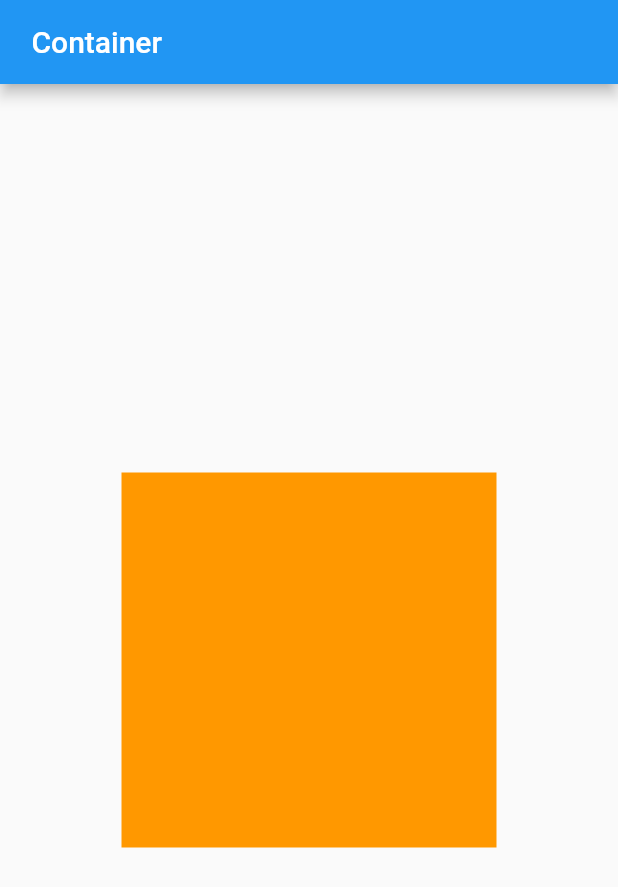
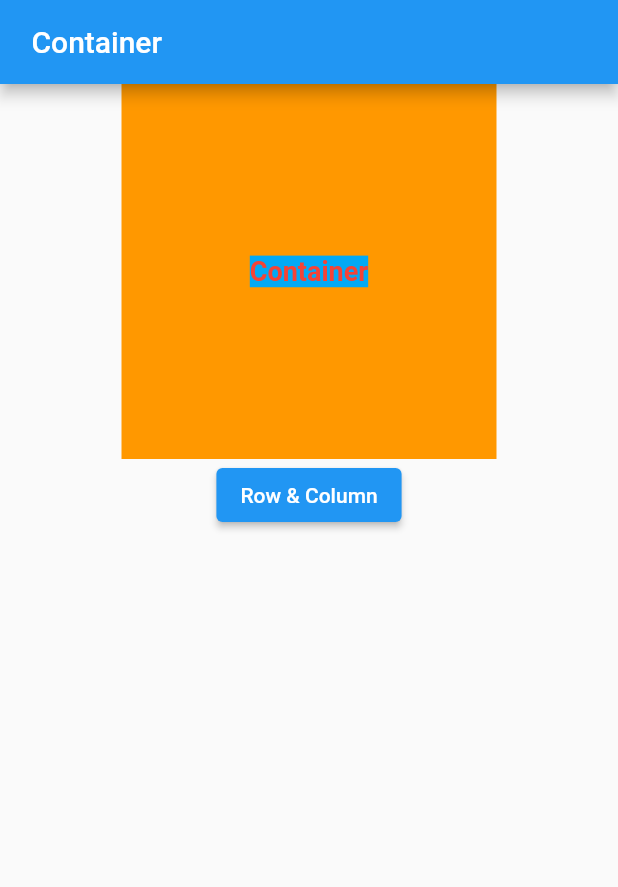
Before and after one commit to Dheeraj1546/flutter_Tutorial_full, a Flutter app: the screen it shows after launch, on a phone screen of 412 x 824 dp. Shown: the top 887 px of the screen. Run offline on Flutter 3.47's test engine with Material 2 defaults, Android fonts, the phone set to English and light mode, and no system bars.

Commit message:
working on it

```diff
--- /dev/null
+++ b/lib/Container.dart
@@ -0,0 +1,61 @@
+import 'package:flutter/material.dart';
+import 'package:flutter_tutorial/Row-Column.dart';
+
+
+class MyHomePage extends StatefulWidget {
+  const MyHomePage({Key? key,}) : super(key: key);
+
+  @override
+  State<MyHomePage> createState() => _MyHomePageState();
+}
+
+class _MyHomePageState extends State<MyHomePage> {
+  @override
+  Widget build(BuildContext context) {
+    return Scaffold(
+      appBar: AppBar(
+        title: Text(" Container "),
+      ),
+      body:Center(child:
+/*
+      In Flutter, Container is a widget that provides a convenient way to combine common painting,
+       positioning, and sizing widgets. It is a box that can contain other widgets and allows you to
+       customize its appearance and layout.
+*/
+     Column(
+       children: [
+         Container(
+           height: 250,
+           width: 250,
+           color: Colors.orange,
+
+           child: Center(
+/*          change Text Style*/
+             child: Text("Container",style: TextStyle(
+                 fontSize: 18,
+                 color: Colors.red,
+                 fontWeight: FontWeight.w700,
+                 backgroundColor: Colors.lightBlue
+             ),),
+           ),
+
+
+         ),
+         ElevatedButton(onPressed: () {
+           Navigator.push(
+             context,
+             MaterialPageRoute(builder: (context) => rowandcolumns ()),
+           );
+         }, child: Text("Row & Column")),
+
+       ],
+     ),
+
+
+
+      ),
+
+
+    );
+  }
+}
--- a/lib/main.dart
+++ b/lib/main.dart
@@ -1,5 +1,5 @@
 import 'package:flutter/material.dart';
-import 'package:flutter_tutorial/my-home%20page.dart';
+import 'package:flutter_tutorial/Container.dart';
 
 void main() {
   runApp(const MyApp());
@@ -16,7 +16,7 @@ class MyApp extends StatelessWidget {
 
         primarySwatch: Colors.blue,
       ),
-      home:  MyHomePage(title: 'Flutter Demo Home Page'),
+      home:  MyHomePage(),
     );
   }
 }
--- a/lib/my-home page.dart
+++ /dev/null
@@ -1,24 +0,0 @@
-import 'package:flutter/material.dart';
-class MyHomePage extends StatefulWidget {
-  const MyHomePage({Key? key, required String title}) : super(key: key);
-
-  @override
-  State<MyHomePage> createState() => _MyHomePageState();
-}
-
-class _MyHomePageState extends State<MyHomePage> {
-  @override
-  Widget build(BuildContext context) {
-    return Scaffold(
-      appBar: AppBar(
-        title: Text(" Container "),
-      ),
-      body:Center(child:
-      Container(
-        height: 250,
-        width: 250,
-        color: Colors.orange,
-      ),)
-    );
-  }
-}
```
Also changed, not shown: lib/Row-Column.dart (added, +19 -0 lines).
